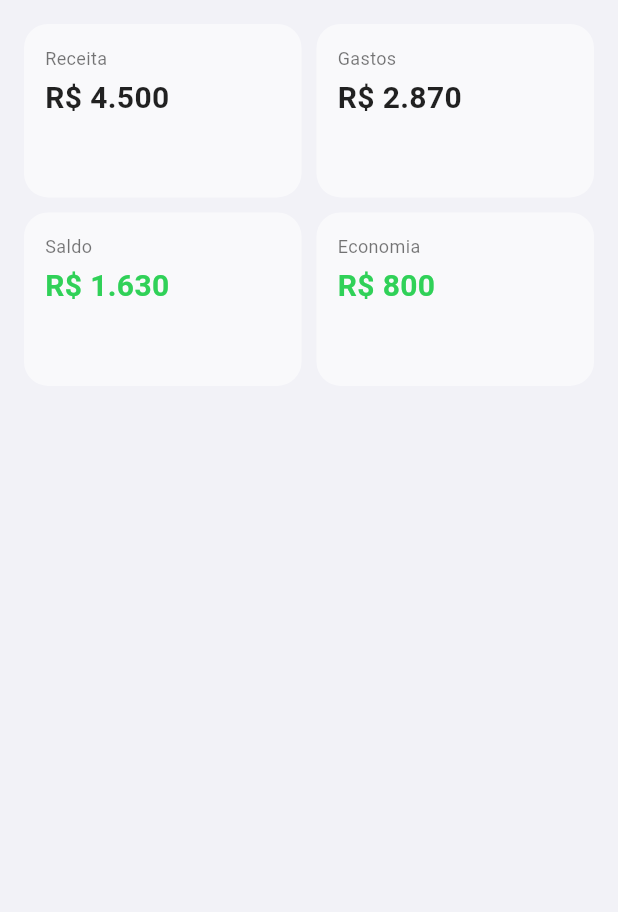
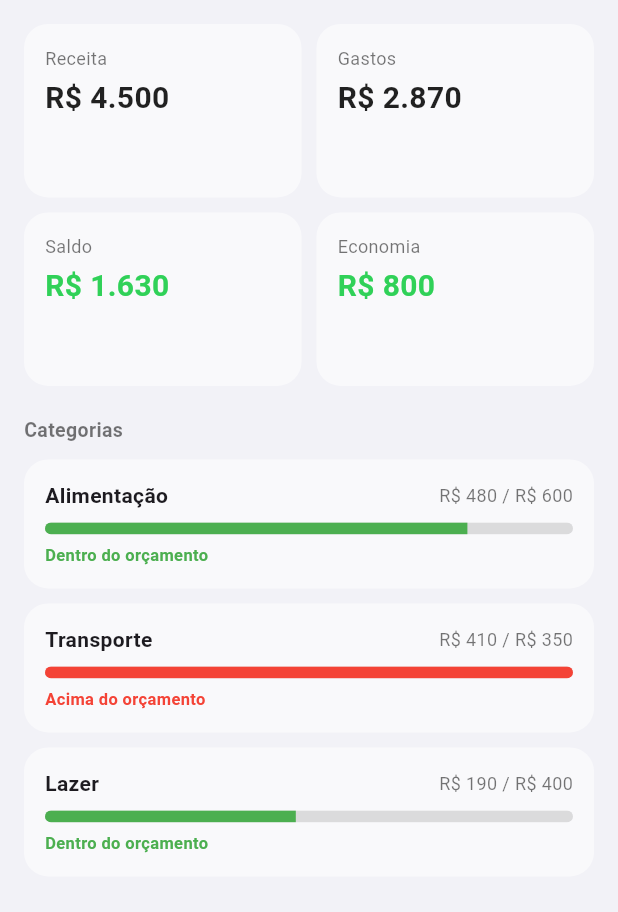
Before and after one commit to thybiagio/finquest, a Flutter app: the screen it shows after launch, on a phone screen of 412 x 824 dp, the part 84-996 px from its top. Run offline on Flutter 3.47's test engine with Material 3 defaults, Android fonts, the phone set to English and light mode, and no system bars.

Commit message:
Adição CategoriaCard

```diff
--- a/lib/main.dart
+++ b/lib/main.dart
@@ -1,5 +1,7 @@
 import 'package:flutter/material.dart';
 import 'widgets/stat_card.dart';
+import 'widgets/categoria_card.dart';
+import 'models/categoria.dart';
 
 void main() {
   runApp(const FinQuestApp());
@@ -24,18 +26,46 @@ class FinQuestApp extends StatelessWidget {
 class HomeScreen extends StatelessWidget {
   const HomeScreen({super.key});
 
+static final List<Categoria> _categorias = [
+    const Categoria(
+      id: '1',
+      nome: 'Alimentação',
+      corHex: '#FF9F0A',
+      orcamentoMensal: 600,
+      gastoAtual: 480,
+    ),
+    const Categoria(
+      id: '2',
+      nome: 'Transporte',
+      corHex: '#40C8E0',
+      orcamentoMensal: 350,
+      gastoAtual: 410,
+    ),
+    const Categoria(
+      id: '3',
+      nome: 'Lazer',
+      corHex: '#BF5AF2',
+      orcamentoMensal: 400,
+      gastoAtual: 190,
+    ),
+  ];
+
   @override
   Widget build(BuildContext context) {
     return Scaffold(
       appBar: AppBar(title: const Text('FinQuest')),
-      body:  Padding(
-        padding: EdgeInsets.all(16),
-        child: GridView.count(
+      body: Padding(
+        padding: const EdgeInsets.all(16),
+        child: ListView(
+          children: [
+            GridView.count(
               crossAxisCount: 2,
               crossAxisSpacing: 10,
               mainAxisSpacing: 10,
               childAspectRatio: 1.6,
-          children: [
+              shrinkWrap: true,
+              physics: const NeverScrollableScrollPhysics(),
+              children: const [
                 StatCard(label: 'Receita', value: 'R\$ 4.500'),
                 StatCard(label: 'Gastos', value: 'R\$ 2.870'),
                 StatCard(
@@ -50,6 +80,15 @@ class HomeScreen extends StatelessWidget {
                 ),
               ],
             ),
+            const SizedBox(height: 20),
+            const Text(
+              'Categorias',
+              style: TextStyle(fontSize: 13, fontWeight: FontWeight.w600, color: Colors.black54),
+            ),
+            const SizedBox(height: 10),
+            for (final categoria in _categorias) CategoriaCard(categoria: categoria),
+          ],
+        ),
       ),
     );
   }
--- /dev/null
+++ b/lib/widgets/categoria_card.dart
@@ -0,0 +1,55 @@
+import 'package:flutter/material.dart';
+import '../models/categoria.dart';
+
+class CategoriaCard extends StatelessWidget {
+  const CategoriaCard({super.key, required this.categoria});
+
+  final Categoria categoria;
+
+  @override
+  Widget build(BuildContext context) {
+    final cor = categoria.estourouOrcamento ? Colors.red : Colors.green;
+
+    return Container(
+      padding: const EdgeInsets.all(14),
+      margin: const EdgeInsets.only(bottom: 10),
+      decoration: BoxDecoration(
+        color: Colors.white.withValues(alpha: 0.55),
+        borderRadius: BorderRadius.circular(16),
+      ),
+      child: Column(
+        crossAxisAlignment: CrossAxisAlignment.start,
+        children: [
+          Row(
+            mainAxisAlignment: MainAxisAlignment.spaceBetween,
+            children: [
+              Text(
+                categoria.nome,
+                style: const TextStyle(fontSize: 14, fontWeight: FontWeight.w600),
+              ),
+              Text(
+                'R\$ ${categoria.gastoAtual.toStringAsFixed(0)} / R\$ ${categoria.orcamentoMensal.toStringAsFixed(0)}',
+                style: const TextStyle(fontSize: 12, color: Colors.black54),
+              ),
+            ],
+          ),
+          const SizedBox(height: 8),
+          ClipRRect(
+            borderRadius: BorderRadius.circular(4),
+            child: LinearProgressIndicator(
+              value: categoria.percentualUsado,
+              minHeight: 8,
+              backgroundColor: Colors.black12,
+              valueColor: AlwaysStoppedAnimation<Color>(cor),
+            ),
+          ),
+          const SizedBox(height: 6),
+          Text(
+            categoria.estourouOrcamento ? 'Acima do orçamento' : 'Dentro do orçamento',
+            style: TextStyle(fontSize: 11, fontWeight: FontWeight.w600, color: cor),
+          ),
+        ],
+      ),
+    );
+  }
+}
```
Lines whose indentation alone changed are shown as unchanged.
